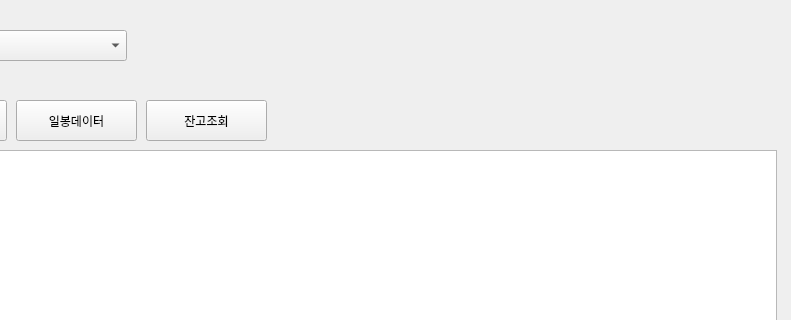
Above: 02_데이터조회/main_window.ui from junyoung-jamong/KiwoomOS before the change; both pictures show x 324 to 1115 and y 0 to 320 of the 1115 by 603 pixel window. Below: the same form after it.
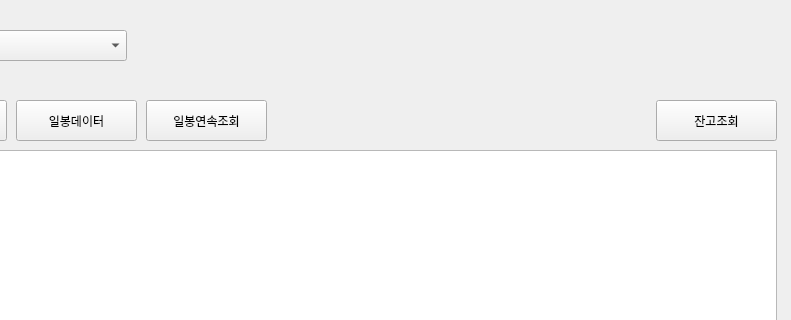
That is the form after the change.

What changed in the file:
```diff
--- a/02_데이터조회/main_window.ui
+++ b/02_데이터조회/main_window.ui
@@ -76,7 +76,7 @@
    <widget class="QPushButton" name="requestBalanceButton">
     <property name="geometry">
      <rect>
-      <x>470</x>
+      <x>980</x>
       <y>100</y>
       <width>121</width>
       <height>41</height>
@@ -122,6 +122,19 @@
      <string>계좌번호</string>
     </property>
    </widget>
+   <widget class="QPushButton" name="requestContinuousButton">
+    <property name="geometry">
+     <rect>
+      <x>470</x>
+      <y>100</y>
+      <width>121</width>
+      <height>41</height>
+     </rect>
+    </property>
+    <property name="text">
+     <string>일봉연속조회</string>
+    </property>
+   </widget>
   </widget>
   <widget class="QMenuBar" name="menubar">
    <property name="geometry">
```
